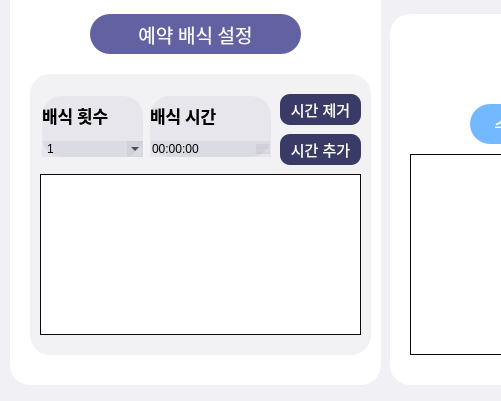
Qt form IoTproject.ui (addinedu-ros-4th/iot-repo-2) before a commit; both pictures show x 0 to 501 and y 406 to 807 of the 1259 by 807 pixel window.
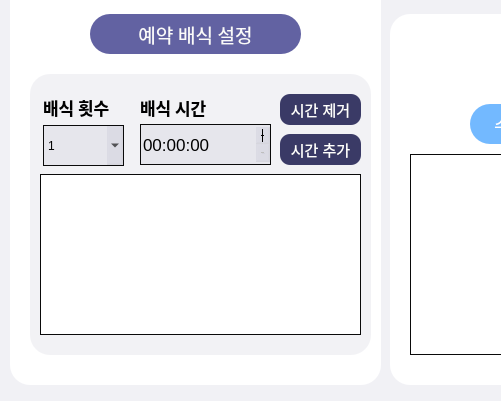
The same form after that commit. Custom widgets are drawn as their Qt base class.

```diff
--- a/IoTproject.ui
+++ b/IoTproject.ui
@@ -949,18 +949,39 @@
        <string>시간 제거</string>
       </property>
      </widget>
-     <widget class="QWidget" name="">
+     <widget class="QLabel" name="mealTimeLabel">
       <property name="geometry">
        <rect>
-        <x>12</x>
-        <y>22</y>
-        <width>101</width>
-        <height>61</height>
+        <x>110</x>
+        <y>20</y>
+        <width>71</width>
+        <height>27</height>
        </rect>
       </property>
-      <layout class="QVBoxLayout" name="verticalLayout_4">
-       <item>
+      <property name="font">
+       <font>
+        <family>aakar</family>
+        <pointsize>13</pointsize>
+        <weight>75</weight>
+        <bold>true</bold>
+       </font>
+      </property>
+      <property name="styleSheet">
+       <string notr="true">background-color: rgb(255, 255, 255,0)</string>
+      </property>
+      <property name="text">
+       <string>배식 시간</string>
+      </property>
+     </widget>
         <widget class="QLabel" name="mealCBLabel">
+      <property name="geometry">
+       <rect>
+        <x>13</x>
+        <y>20</y>
+        <width>71</width>
+        <height>27</height>
+       </rect>
+      </property>
          <property name="font">
           <font>
            <family>aakar</family>
@@ -980,9 +1001,27 @@
           <string>배식 횟수</string>
          </property>
         </widget>
-       </item>
-       <item>
         <widget class="QComboBox" name="mealCB">
+      <property name="geometry">
+       <rect>
+        <x>13</x>
+        <y>51</y>
+        <width>81</width>
+        <height>41</height>
+       </rect>
+      </property>
+      <property name="autoFillBackground">
+       <bool>false</bool>
+      </property>
+      <property name="styleSheet">
+       <string notr="true">
+border-color: rgb(10,10, 10);
+border-style: solid;
+border-width: 1px; border-radius: 0px;</string>
+      </property>
+      <property name="frame">
+       <bool>true</bool>
+      </property>
          <item>
           <property name="text">
            <string>1</string>
@@ -1024,41 +1063,137 @@
           </property>
          </item>
         </widget>
-       </item>
-      </layout>
-     </widget>
-     <widget class="QWidget" name="">
+     <widget class="QTimeEdit" name="timeEdit">
       <property name="geometry">
        <rect>
-        <x>120</x>
-        <y>22</y>
-        <width>121</width>
-        <height>61</height>
+        <x>110</x>
+        <y>50</y>
+        <width>131</width>
+        <height>41</height>
        </rect>
       </property>
-      <layout class="QVBoxLayout" name="verticalLayout_5">
-       <item>
-        <widget class="QLabel" name="mealTimeLabel">
+      <property name="palette">
+       <palette>
+        <active>
+         <colorrole role="Button">
+          <brush brushstyle="SolidPattern">
+           <color alpha="20">
+            <red>85</red>
+            <green>85</green>
+            <blue>127</blue>
+           </color>
+          </brush>
+         </colorrole>
+         <colorrole role="Base">
+          <brush brushstyle="NoBrush">
+           <color alpha="255">
+            <red>0</red>
+            <green>0</green>
+            <blue>0</blue>
+           </color>
+          </brush>
+         </colorrole>
+         <colorrole role="Window">
+          <brush brushstyle="SolidPattern">
+           <color alpha="20">
+            <red>85</red>
+            <green>85</green>
+            <blue>127</blue>
+           </color>
+          </brush>
+         </colorrole>
+        </active>
+        <inactive>
+         <colorrole role="Button">
+          <brush brushstyle="SolidPattern">
+           <color alpha="20">
+            <red>85</red>
+            <green>85</green>
+            <blue>127</blue>
+           </color>
+          </brush>
+         </colorrole>
+         <colorrole role="Base">
+          <brush brushstyle="NoBrush">
+           <color alpha="255">
+            <red>0</red>
+            <green>0</green>
+            <blue>0</blue>
+           </color>
+          </brush>
+         </colorrole>
+         <colorrole role="Window">
+          <brush brushstyle="SolidPattern">
+           <color alpha="20">
+            <red>85</red>
+            <green>85</green>
+            <blue>127</blue>
+           </color>
+          </brush>
+         </colorrole>
+        </inactive>
+        <disabled>
+         <colorrole role="Button">
+          <brush brushstyle="SolidPattern">
+           <color alpha="20">
+            <red>85</red>
+            <green>85</green>
+            <blue>127</blue>
+           </color>
+          </brush>
+         </colorrole>
+         <colorrole role="Base">
+          <brush brushstyle="NoBrush">
+           <color alpha="255">
+            <red>0</red>
+            <green>0</green>
+            <blue>0</blue>
+           </color>
+          </brush>
+         </colorrole>
+         <colorrole role="Window">
+          <brush brushstyle="SolidPattern">
+           <color alpha="20">
+            <red>85</red>
+            <green>85</green>
+            <blue>127</blue>
+           </color>
+          </brush>
+         </colorrole>
+        </disabled>
+       </palette>
+      </property>
          <property name="font">
           <font>
-           <family>aakar</family>
            <pointsize>13</pointsize>
-           <weight>75</weight>
-           <bold>true</bold>
-          </font>
-         </property>
+        <weight>50</weight>
+        <bold>false</bold>
+       </font>
+      </property>
+      <property name="autoFillBackground">
+       <bool>false</bool>
+      </property>
          <property name="styleSheet">
-          <string notr="true">background-color: rgb(255, 255, 255,0)</string>
-         </property>
-         <property name="text">
-          <string>배식 시간</string>
-         </property>
-        </widget>
-       </item>
-       <item>
-        <widget class="QTimeEdit" name="timeEdit"/>
-       </item>
-      </layout>
+       <string notr="true">
+border-color: rgb(10,10, 10);
+border-style: solid;
+border-width: 1px; border-radius: 0px;</string>
+      </property>
+      <property name="wrapping">
+       <bool>false</bool>
+      </property>
+      <property name="frame">
+       <bool>true</bool>
+      </property>
+      <property name="alignment">
+       <set>Qt::AlignLeading|Qt::AlignLeft|Qt::AlignVCenter</set>
+      </property>
+      <property name="buttonSymbols">
+       <enum>QAbstractSpinBox::PlusMinus</enum>
+      </property>
+      <property name="specialValueText">
+       <string/>
+      </property>
      </widget>
     </widget>
    </widget>
```
Lines whose indentation alone changed are shown as unchanged.
